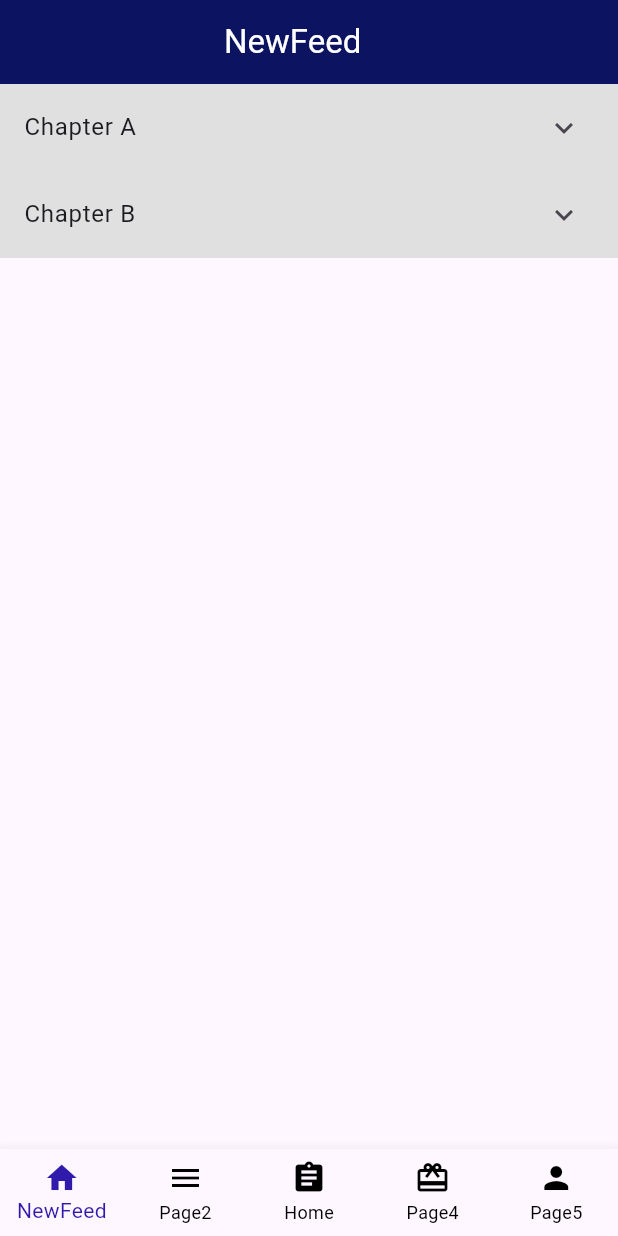
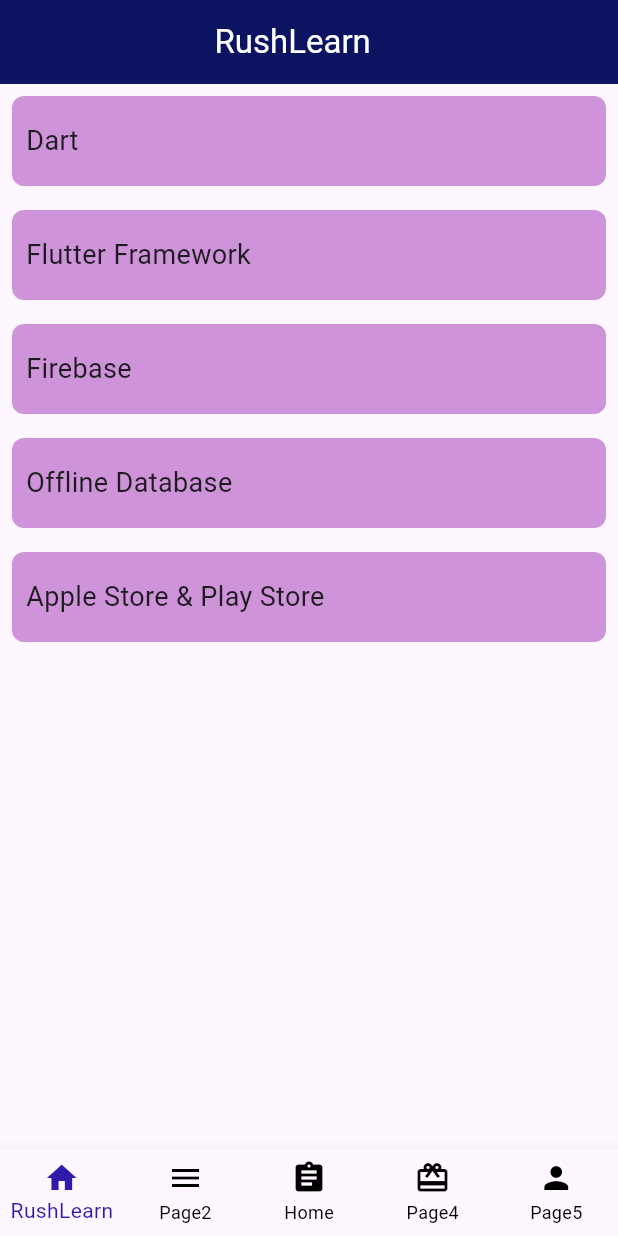
Before and after one commit to thethtoonaung/flutter_framework, a Flutter app: the screen it shows after launch, on a phone screen of 412 x 824 dp. Run offline on Flutter 3.47's test engine with Material 2 defaults, Android fonts, the phone set to English and light mode, and no system bars.

Commit message:
rush learning page

```diff
--- a/lib/Screen/Home/home_screen.dart
+++ b/lib/Screen/Home/home_screen.dart
@@ -1,7 +1,7 @@
 import 'package:flutter/material.dart';
 import 'package:flutter_framework_all_contain/Screen/Home/bloc/home_bloc.dart';
 import 'package:flutter_framework_all_contain/Screen/Home/home_nav_bar_screen.dart';
-import 'package:flutter_framework_all_contain/Screen/Home/newfeed_nav_bar_screen.dart';
+import 'package:flutter_framework_all_contain/Screen/RushLearning/rushlearn_nav_bar_screen.dart';
 import 'package:flutter_framework_all_contain/Screen/page2.dart';
 import 'package:flutter_framework_all_contain/Screen/page4.dart';
 import 'package:flutter_framework_all_contain/Screen/page5.dart';
@@ -9,7 +9,7 @@
 class HomeScreen extends StatefulWidget {
   HomeScreen({super.key});
   static const List<_BottomTab> bottomTabs = <_BottomTab>[
-    _BottomTab('NewFeed', Icon(Icons.home)),
+    _BottomTab('RushLearn', Icon(Icons.home)),
     _BottomTab('Page2', Icon(Icons.menu)),
     _BottomTab('Home', Icon(Icons.assignment)),
     _BottomTab('Page4', Icon(Icons.card_giftcard_outlined)),
@@ -31,7 +31,7 @@
       // appBar: AppBar(
       //     title: Center(
       //       child: Text(
-      //         "NewFeed    ",
+      //         "RushLearn    ",
       //         style: TextStyle(color: Colors.white),
       //       ),
       //     ),
@@ -41,7 +41,7 @@
         child: IndexedStack(
           index: currentIndex,
           children: <Widget>[
-            NewFeedNavBarScreen(),
+            RushLearnNavBarScreen(),
             PageTwo(),
             HomeNavBarScreen(),
             PageFour(),
--- a/lib/Screen/Home/newfeed_nav_bar_screen.dart
+++ /dev/null
@@ -1,82 +0,0 @@
-import 'package:flutter/material.dart';
-
-class NewFeedNavBarScreen extends StatelessWidget {
-  NewFeedNavBarScreen({super.key});
-
-  @override
-  Widget build(BuildContext context) {
-    return Scaffold(
-      appBar: AppBar(
-          title: Center(
-            child: Text(
-              "NewFeed    ",
-              style: TextStyle(color: Colors.white),
-            ),
-          ),
-          backgroundColor: Color.fromARGB(255, 12, 19, 97)),
-      body: Container(
-        child: ListView.builder(
-          itemBuilder: (BuildContext context, int index) => InkWell(
-            onTap: () {
-              print("OKPAR${EntryItem(data[index])}");
-            },
-            child: Container(
-                decoration: BoxDecoration(color: Colors.grey.shade300),
-                child: EntryItem(data[index])),
-          ),
-          itemCount: data.length,
-        ),
-      ),
-    );
-  }
-}
-
-// One entry in the multilevel list displayed by this app.
-class Entry {
-  const Entry(this.title, [this.children = const <Entry>[]]);
-  final String title;
-  final List<Entry> children;
-}
-
-// Data to display.
-const List<Entry> data = <Entry>[
-  Entry(
-    'Chapter A',
-    <Entry>[
-      Entry('Section A0'),
-      Entry('Section A1'),
-    ],
-  ),
-  Entry(
-    'Chapter B',
-    <Entry>[
-      Entry('Section B0'),
-      Entry('Section B1'),
-    ],
-  ),
-];
-
-// Displays one Entry. If the entry has children then it's displayed
-// with an ExpansionTile.
-class EntryItem extends StatelessWidget {
-  const EntryItem(this.entry);
-
-  final Entry entry;
-
-  Widget _buildTiles(Entry root) {
-    if (root.children.isEmpty)
-      return Container(
-          decoration: BoxDecoration(color: Colors.white),
-          child: ListTile(title: Text(root.title)));
-    return ExpansionTile(
-      key: PageStorageKey<Entry>(root),
-      title: Text(root.title),
-      children: root.children.map(_buildTiles).toList(),
-    );
-  }
-
-  @override
-  Widget build(BuildContext context) {
-    return _buildTiles(entry);
-  }
-}
--- /dev/null
+++ b/lib/Screen/RushLearning/dart/dart_home_page.dart
@@ -0,0 +1,16 @@
+import 'package:flutter/src/widgets/framework.dart';
+import 'package:flutter/src/widgets/placeholder.dart';
+
+class DartHomePage extends StatefulWidget {
+  const DartHomePage({super.key});
+
+  @override
+  State<DartHomePage> createState() => _DartHomePageState();
+}
+
+class _DartHomePageState extends State<DartHomePage> {
+  @override
+  Widget build(BuildContext context) {
+    return const Placeholder();
+  }
+}
--- /dev/null
+++ b/lib/Screen/RushLearning/rushlearn_nav_bar_screen.dart
@@ -0,0 +1,203 @@
+import 'package:flutter/material.dart';
+import 'package:flutter/src/widgets/framework.dart';
+import 'package:flutter/src/widgets/placeholder.dart';
+import 'package:flutter_framework_all_contain/Screen/RushLearning/dart/dart_home_page.dart';
+
+class RushLearnNavBarScreen extends StatelessWidget {
+  const RushLearnNavBarScreen({super.key});
+
+  @override
+  Widget build(BuildContext context) {
+    return Scaffold(
+      appBar: AppBar(
+          title: Center(
+            child: Text(
+              "RushLearn    ",
+              style: TextStyle(color: Colors.white),
+            ),
+          ),
+          backgroundColor: Color.fromARGB(255, 12, 19, 97)),
+      body: SingleChildScrollView(
+        child: Column(
+          children: [
+            Padding(
+              padding: const EdgeInsets.all(8.0),
+              child: InkWell(
+                onTap: () => Navigator.push(
+                    context,
+                    MaterialPageRoute(
+                        builder: (BuildContext context) => DartHomePage())),
+                child: Container(
+                  width: MediaQuery.of(context).size.width,
+                  height: 60,
+                  decoration: BoxDecoration(
+                      color: Colors.purple.shade200,
+                      borderRadius: BorderRadius.circular(8)),
+                  child: Align(
+                    alignment: Alignment.centerLeft,
+                    child: Text(
+                      "  Dart",
+                      style: TextStyle(fontSize: 18),
+                    ),
+                  ),
+                ),
+              ),
+            ),
+            Padding(
+              padding: const EdgeInsets.all(8.0),
+              child: Container(
+                width: MediaQuery.of(context).size.width,
+                height: 60,
+                decoration: BoxDecoration(
+                    color: Colors.purple.shade200,
+                    borderRadius: BorderRadius.circular(8)),
+                child: Align(
+                  alignment: Alignment.centerLeft,
+                  child: Text(
+                    "  Flutter Framework",
+                    style: TextStyle(fontSize: 18),
+                  ),
+                ),
+              ),
+            ),
+            Padding(
+              padding: const EdgeInsets.all(8.0),
+              child: Container(
+                width: MediaQuery.of(context).size.width,
+                height: 60,
+                decoration: BoxDecoration(
+                    color: Colors.purple.shade200,
+                    borderRadius: BorderRadius.circular(8)),
+                child: Align(
+                  alignment: Alignment.centerLeft,
+                  child: Text(
+                    "  Firebase",
+                    style: TextStyle(fontSize: 18),
+                  ),
+                ),
+              ),
+            ),
+            Padding(
+              padding: const EdgeInsets.all(8.0),
+              child: Container(
+                width: MediaQuery.of(context).size.width,
+                height: 60,
+                decoration: BoxDecoration(
+                    color: Colors.purple.shade200,
+                    borderRadius: BorderRadius.circular(8)),
+                child: Align(
+                  alignment: Alignment.centerLeft,
+                  child: Text(
+                    "  Offline Database",
+                    style: TextStyle(fontSize: 18),
+                  ),
+                ),
+              ),
+            ),
+            Padding(
+              padding: const EdgeInsets.all(8.0),
+              child: Container(
+                width: MediaQuery.of(context).size.width,
+                height: 60,
+                decoration: BoxDecoration(
+                    color: Colors.purple.shade200,
+                    borderRadius: BorderRadius.circular(8)),
+                child: Align(
+                  alignment: Alignment.centerLeft,
+                  child: Text(
+                    "  Apple Store & Play Store",
+                    style: TextStyle(fontSize: 18),
+                  ),
+                ),
+              ),
+            ),
+          ],
+        ),
+      ),
+    );
+  }
+}
+
+// import 'package:flutter/material.dart';
+
+// class RushLearnNavBarScreen extends StatelessWidget {
+//   RushLearnNavBarScreen({super.key});
+
+//   @override
+//   Widget build(BuildContext context) {
+//     return Scaffold(
+//       appBar: AppBar(
+//           title: Center(
+//             child: Text(
+//               "RushLearn    ",
+//               style: TextStyle(color: Colors.white),
+//             ),
+//           ),
+//           backgroundColor: Color.fromARGB(255, 12, 19, 97)),
+//       body: Container(
+//         child: ListView.builder(
+//           itemBuilder: (BuildContext context, int index) => InkWell(
+//             onTap: () {
+//               var zz = EntryItem(data[index]);
+//               print("OKPARee${zz.entry.title}");
+//             },
+//             child: Container(
+//                 decoration: BoxDecoration(color: Colors.grey.shade300),
+//                 child: EntryItem(data[index])),
+//           ),
+//           itemCount: data.length,
+//         ),
+//       ),
+//     );
+//   }
+// }
+
+// // One entry in the multilevel list displayed by this app.
+// class Entry {
+//   const Entry(this.title, [this.children = const <Entry>[]]);
+//   final String title;
+//   final List<Entry> children;
+// }
+
+// // Data to display.
+// const List<Entry> data = <Entry>[
+//   Entry(
+//     'Chapter A',
+//     <Entry>[
+//       Entry('Section A0'),
+//       Entry('Section A1'),
+//     ],
+//   ),
+//   Entry(
+//     'Chapter B',
+//     <Entry>[
+//       Entry('Section B0'),
+//       Entry('Section B1'),
+//     ],
+//   ),
+// ];
+
+// // Displays one Entry. If the entry has children then it's displayed
+// // with an ExpansionTile.
+// class EntryItem extends StatelessWidget {
+//   const EntryItem(this.entry);
+
+//   final Entry entry;
+
+//   Widget _buildTiles(Entry root) {
+//     if (root.children.isEmpty)
+//       return Container(
+//           decoration: BoxDecoration(color: Colors.white),
+//           child: ListTile(title: Text(root.title)));
+//     return ExpansionTile(
+//       key: PageStorageKey<Entry>(root),
+//       title: Text(root.title),
+//       children: root.children.map(_buildTiles).toList(),
+//     );
+//   }
+
+//   @override
+//   Widget build(BuildContext context) {
+//     return _buildTiles(entry);
+//   }
+// }
```
Also changed, not shown: 1 other file.
